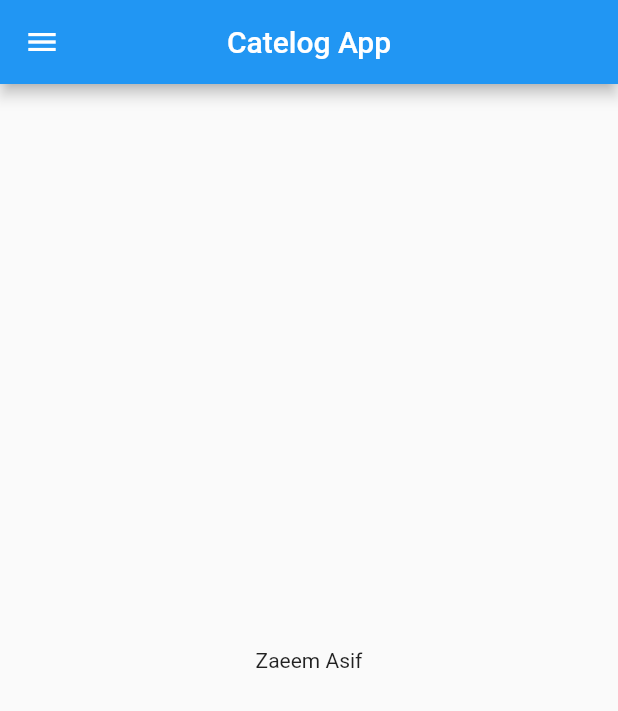
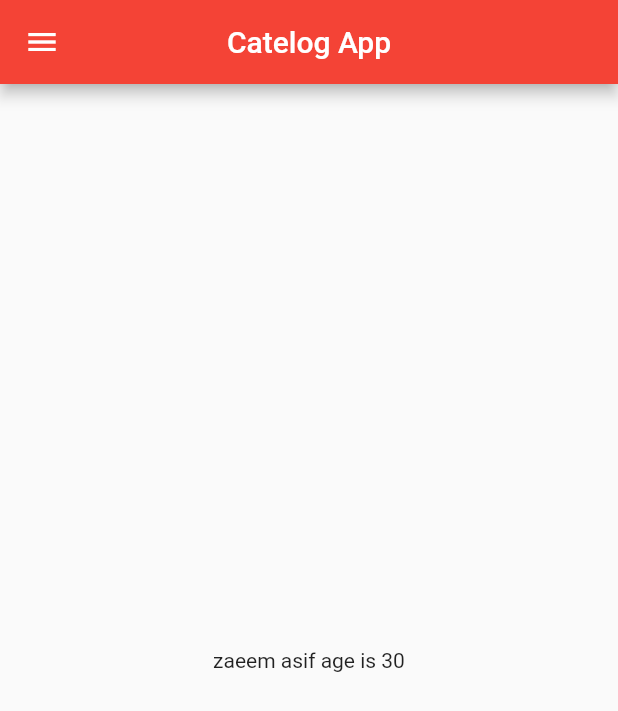
Before and after one commit to ZaeemAsif10/flutter_begnir, a Flutter app: the screen it shows after launch, on a phone screen of 412 x 824 dp. Shown: the top 711 px of the screen. Run offline on Flutter 3.47's test engine with Material 2 defaults, Android fonts, the phone set to English and light mode, and no system bars.

Commit message:
Day 3 Completed

```diff
--- a/lib/main.dart
+++ b/lib/main.dart
@@ -1,4 +1,5 @@
-import 'package:eight_hour_project/home_page.dart';
+import 'package:eight_hour_project/pages/home_page.dart';
+import 'package:eight_hour_project/pages/login_page.dart';
 import 'package:flutter/material.dart';
 
 void main() {
@@ -10,7 +11,15 @@
   Widget build(BuildContext context) {
     return MaterialApp(
       debugShowCheckedModeBanner: false,
-      home: HomePage(),
+      theme: ThemeData(primarySwatch: Colors.red),
+      themeMode: ThemeMode.light,
+      darkTheme: ThemeData(brightness: Brightness.dark),
+      initialRoute: "/home",
+      routes: {
+        '/': (context) => LoginPage(),
+        '/home': (context) => HomePage(),
+        '/login': (context) => LoginPage(),
+      },
     );
   }
 }
--- a/lib/home_page.dart
+++ b/lib/pages/home_page.dart
@@ -1,6 +1,9 @@
 import 'package:flutter/material.dart';
 
 class HomePage extends StatelessWidget {
+  final int days = 30;
+  final String name = 'zaeem asif';
+
   @override
   Widget build(BuildContext context) {
     return Scaffold(
@@ -8,8 +11,10 @@
         title: Text('Catelog App'),
         centerTitle: true,
       ),
-      body: Center(
-        child: Text('Zaeem Asif'),
+      body: Container(
+        child: Center(
+          child: Text('$name age is $days'),
+        ),
       ),
       drawer: Drawer(),
     );
```
Also changed, not shown: lib/pages/login_page.dart (added, +25 -0 lines).
